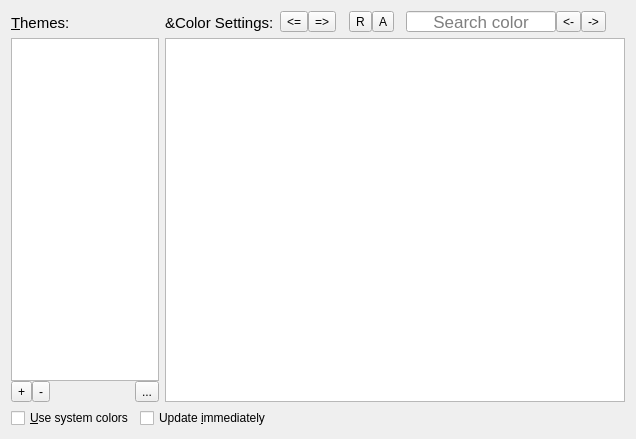
Before: the Qt Designer form src/frontends/qt/ui/PrefColorsUi.ui in kojiOnHill/lyx, drawn with Qt 5.
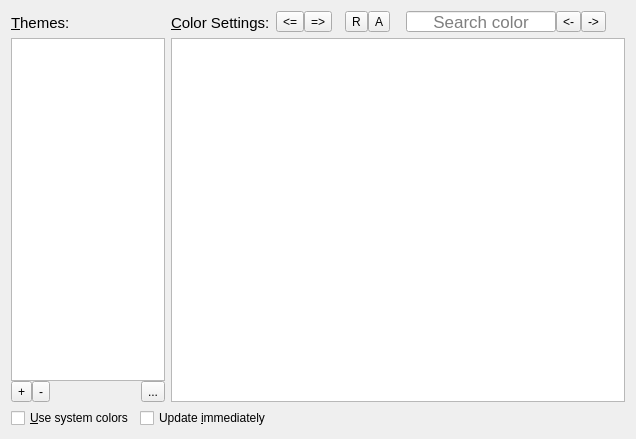
After: the same form once the commit is applied. Icons and pictures are not drawn.

```diff
--- a/src/frontends/qt/ui/PrefColorsUi.ui
+++ b/src/frontends/qt/ui/PrefColorsUi.ui
@@ -21,9 +21,9 @@
   </property>
   <layout class="QGridLayout" name="gridLayout_2">
    <item row="1" column="0" colspan="3">
-    <layout class="QGridLayout" name="gridLayout" rowstretch="0,0,0" columnstretch="0,0,0,0,0,0">
+    <layout class="QGridLayout" name="gridLayout" rowstretch="0,0" columnstretch="0,0,0,0,0,0">
      <item row="0" column="1">
-      <widget class="QLabel" name="label_2">
+      <widget class="QLabel" name="labelColor">
        <property name="font">
         <font>
          <pointsize>11</pointsize>
@@ -35,6 +35,9 @@
        <property name="alignment">
         <set>Qt::AlignmentFlag::AlignBottom|Qt::AlignmentFlag::AlignLeading|Qt::AlignmentFlag::AlignLeft</set>
        </property>
+       <property name="buddy">
+        <cstring>colorsTV</cstring>
+       </property>
       </widget>
      </item>
      <item row="0" column="3">
@@ -321,7 +324,7 @@
       </layout>
      </item>
      <item row="0" column="0">
-      <widget class="QLabel" name="label">
+      <widget class="QLabel" name="labelTheme">
        <property name="font">
         <font>
          <pointsize>11</pointsize>
@@ -355,7 +358,23 @@
       </spacer>
      </item>
      <item row="1" column="1" colspan="5">
-      <widget class="QTableView" name="colorsTV"/>
+      <widget class="QTableView" name="colorsTV">
+       <property name="alternatingRowColors">
+        <bool>true</bool>
+       </property>
+       <property name="showGrid">
+        <bool>false</bool>
+       </property>
+       <attribute name="verticalHeaderVisible">
+        <bool>false</bool>
+       </attribute>
+       <attribute name="verticalHeaderMinimumSectionSize">
+        <number>18</number>
+       </attribute>
+       <attribute name="verticalHeaderDefaultSectionSize">
+        <number>22</number>
+       </attribute>
+      </widget>
      </item>
     </layout>
    </item>
```
